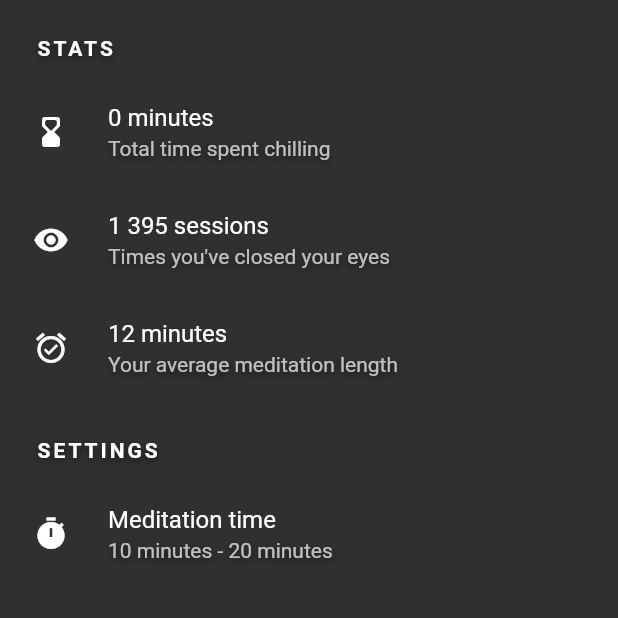
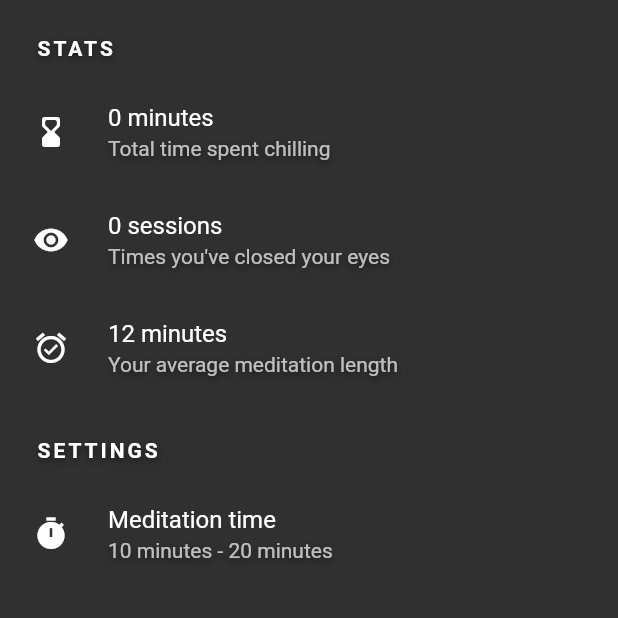
Before and after one commit to Steellow/zen, a Flutter app: the SettingsScreen screen opened directly, on a phone screen of 412 x 824 dp, the top half of it. Run offline on Flutter 3.47's test engine with Material 2 defaults, Android fonts, the phone set to English and light mode, and no system bars; our stand-ins replace audioplayers, circular_countdown_timer, confetti, flutter_spinbox, hive_flutter; accounts and stored records are empty.

Commit message:
Add functionality to TimesMeditatedTile

```diff
--- a/lib/settings_screen/tiles/times_meditated_tile.dart
+++ b/lib/settings_screen/tiles/times_meditated_tile.dart
@@ -1,16 +1,25 @@
 import 'package:flutter/material.dart';
+import 'package:hive_flutter/hive_flutter.dart';
 import 'package:zen_app/common_widgets/center_icon.dart';
+import 'package:zen_app/util/hive_helper.dart';
 
 class TimesMeditadetTile extends StatelessWidget {
   const TimesMeditadetTile({super.key});
 
   @override
   Widget build(BuildContext context) {
-    return ListTile(
-      onTap: () {},
-      leading: const CenterIcon(icon: Icon(Icons.remove_red_eye)),
-      title: const Text("1 395 sessions"),
-      subtitle: const Text("Times you've closed your eyes"),
+    return ValueListenableBuilder(
+      valueListenable: Hive.box(BOX_NAME_QUICK_STATS).listenable(),
+      builder: (context, box, child) {
+        return ListTile(
+          onTap: () {},
+          leading: const CenterIcon(icon: Icon(Icons.remove_red_eye)),
+          title: Text(
+            '${box.get(BOX_KEY_TOTAL_TIMES_MEDITATED, defaultValue: 0)} sessions',
+          ),
+          subtitle: const Text("Times you've closed your eyes"),
+        );
+      },
     );
   }
 }
```
